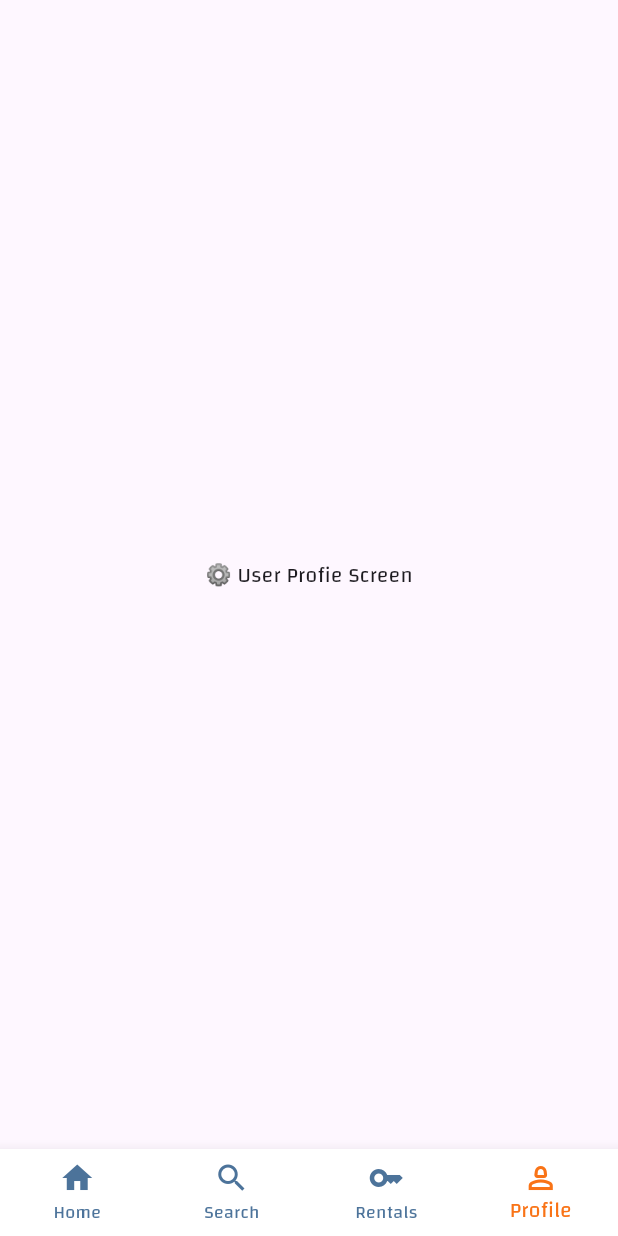
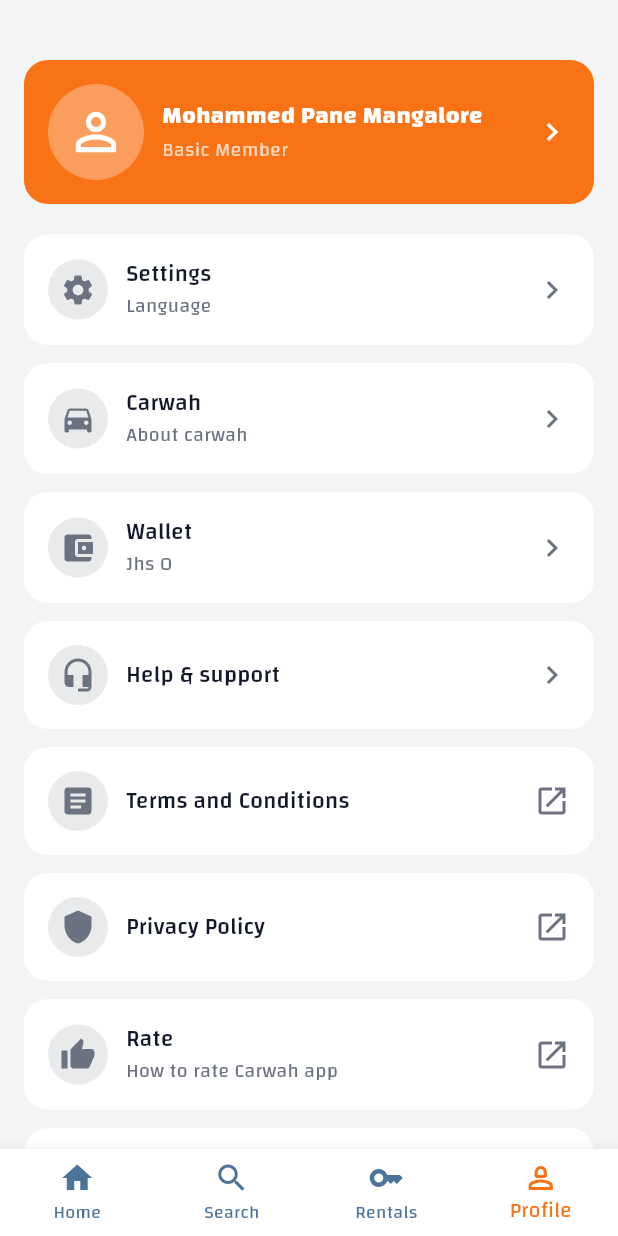
Before and after one commit to pmmohammedfarman/HaatCar-mobile-app, a Flutter app: the MainNavigation screen opened by its route, item 4 of the bottom bar chosen, on a phone screen of 412 x 824 dp. Run offline on Flutter 3.47's test engine with Material 3 defaults, Android fonts, the light colour scheme and no system bars; our stand-ins replace flutter_riverpod, go_router, otp_text_field, shared_preferences; accounts and stored records are empty; network calls fail.

Commit message:
Designed and implemented the full UI for the User Profile Screen

```diff
--- a/lib/presentation/home/home_page.dart
+++ b/lib/presentation/home/home_page.dart
@@ -1,5 +1,7 @@
 import 'package:flutter/material.dart';
 import '../car_search/car_search_screen.dart';
+import '../profile/user_profile_screem.dart';
+import '../rentals/rentals_screen.dart';
 
 class MainNavigation extends StatefulWidget {
   const MainNavigation({super.key});
@@ -47,22 +49,6 @@
         ],
       ),
     );
-  }
-}
-
-class RentalsScreen extends StatelessWidget {
-  const RentalsScreen({super.key});
-  @override
-  Widget build(BuildContext context) {
-    return const Center(child: Text('🚗 Rentals Screen'));
-  }
-}
-
-class UserProfileScreen extends StatelessWidget {
-  const UserProfileScreen({super.key});
-  @override
-  Widget build(BuildContext context) {
-    return const Center(child: Text('⚙️ User Profie Screen'));
   }
 }
 
--- /dev/null
+++ b/lib/presentation/profile/user_profile_screem.dart
@@ -0,0 +1,239 @@
+import 'package:flutter/material.dart';
+
+
+class UserProfileScreen extends StatelessWidget {
+  const UserProfileScreen({super.key});
+  @override
+  Widget build(BuildContext context) {
+    final theme = Theme.of(context);
+    final bool isDark = theme.brightness == Brightness.dark;
+
+    // Colors to match the HTML theme
+    const primaryColor = Color(0xFFF97316);
+    final cardColor = isDark ? const Color(0xFF374151) : Colors.white;
+    final bgColor = isDark ? const Color(0xFF1F2937) : const Color(0xFFF3F4F6);
+    final textColor = isDark ? const Color(0xFFF9FAFB) : const Color(0xFF111827);
+    final subtextColor = isDark ? const Color(0xFFD1D5DB) : const Color(0xFF6B7280);
+
+    return Scaffold(
+      backgroundColor: bgColor,
+      body: SingleChildScrollView(
+        padding: const EdgeInsets.symmetric(horizontal: 16, vertical: 24),
+        child: Column(
+          crossAxisAlignment: CrossAxisAlignment.start,
+          children: [
+
+            const SizedBox(height: 16),
+
+            // Profile Card (Orange)
+            Container(
+              padding: const EdgeInsets.all(16),
+              decoration: BoxDecoration(
+                color: primaryColor,
+                borderRadius: BorderRadius.circular(16),
+              ),
+              child: Row(
+                mainAxisAlignment: MainAxisAlignment.spaceBetween,
+                children: [
+                  Row(
+                    children: [
+                      Container(
+                        padding: const EdgeInsets.all(12),
+                        decoration: BoxDecoration(
+                          color: Colors.white.withOpacity(0.3),
+                          shape: BoxShape.circle,
+                        ),
+                        child: const Icon(Icons.person_outline, color: Colors.white, size: 40),
+                      ),
+                      const SizedBox(width: 12),
+                      Column(
+                        crossAxisAlignment: CrossAxisAlignment.start,
+                        children: const [
+                          Text(
+                            "Mohammed Pane Mangalore",
+                            style: TextStyle(
+                              color: Colors.white,
+                              fontWeight: FontWeight.bold,
+                              fontSize: 16,
+                            ),
+                          ),
+                          SizedBox(height: 2),
+                          Text(
+                            "Basic Member",
+                            style: TextStyle(
+                              color: Colors.white70,
+                              fontSize: 13,
+                            ),
+                          ),
+                        ],
+                      ),
+                    ],
+                  ),
+                  const Icon(Icons.chevron_right, color: Colors.white),
+                ],
+              ),
+            ),
+            const SizedBox(height: 20),
+
+            // Settings list
+            _MoreItem(
+              icon: Icons.settings,
+              title: 'Settings',
+              subtitle: 'Language',
+              cardColor: cardColor,
+              textColor: textColor,
+              subtextColor: subtextColor,
+            ),
+            _MoreItem(
+              icon: Icons.directions_car,
+              title: 'Carwah',
+              subtitle: 'About carwah',
+              cardColor: cardColor,
+              textColor: textColor,
+              subtextColor: subtextColor,
+            ),
+            _MoreItem(
+              icon: Icons.account_balance_wallet,
+              title: 'Wallet',
+              subtitle: 'Jhs 0',
+              cardColor: cardColor,
+              textColor: textColor,
+              subtextColor: subtextColor,
+            ),
+            _MoreItem(
+              icon: Icons.headset_mic,
+              title: 'Help & support',
+              cardColor: cardColor,
+              textColor: textColor,
+              subtextColor: subtextColor,
+            ),
+            _MoreItem(
+              icon: Icons.article,
+              title: 'Terms and Conditions',
+              trailingIcon: Icons.open_in_new,
+              cardColor: cardColor,
+              textColor: textColor,
+              subtextColor: subtextColor,
+            ),
+            _MoreItem(
+              icon: Icons.shield,
+              title: 'Privacy Policy',
+              trailingIcon: Icons.open_in_new,
+              cardColor: cardColor,
+              textColor: textColor,
+              subtextColor: subtextColor,
+            ),
+            _MoreItem(
+              icon: Icons.thumb_up,
+              title: 'Rate',
+              subtitle: 'How to rate Carwah app',
+              trailingIcon: Icons.open_in_new,
+              cardColor: cardColor,
+              textColor: textColor,
+              subtextColor: subtextColor,
+            ),
+            _MoreItem(
+              icon: Icons.drive_eta,
+              title: 'Become an Ally',
+              subtitle: 'join now',
+              trailingIcon: Icons.open_in_new,
+              cardColor: cardColor,
+              textColor: textColor,
+              subtextColor: subtextColor,
+            ),
+
+            const SizedBox(height: 24),
+
+            // Version
+            Center(
+              child: Text(
+                "Version 3.4.1",
+                style: TextStyle(
+                  color: subtextColor,
+                  fontSize: 14,
+                ),
+              ),
+            ),
+          ],
+        ),
+      ),
+    );
+  }
+}
+
+class _MoreItem extends StatelessWidget {
+  final IconData icon;
+  final String title;
+  final String? subtitle;
+  final IconData? trailingIcon;
+  final Color cardColor;
+  final Color textColor;
+  final Color subtextColor;
+
+  const _MoreItem({
+    required this.icon,
+    required this.title,
+    this.subtitle,
+    this.trailingIcon,
+    required this.cardColor,
+    required this.textColor,
+    required this.subtextColor,
+  });
+
+  @override
+  Widget build(BuildContext context) {
+    return Container(
+      margin: const EdgeInsets.only(bottom: 12),
+      padding: const EdgeInsets.all(16),
+      decoration: BoxDecoration(
+        color: cardColor,
+        borderRadius: BorderRadius.circular(16),
+      ),
+      child: Row(
+        mainAxisAlignment: MainAxisAlignment.spaceBetween,
+        children: [
+          Row(
+            children: [
+              Container(
+                padding: const EdgeInsets.all(8),
+                decoration: BoxDecoration(
+                  color: subtextColor.withOpacity(0.15),
+                  shape: BoxShape.circle,
+                ),
+                child: Icon(icon, color: subtextColor),
+              ),
+              const SizedBox(width: 12),
+              Column(
+                crossAxisAlignment: CrossAxisAlignment.start,
+                children: [
+                  Text(
+                    title,
+                    style: TextStyle(
+                      color: textColor,
+                      fontWeight: FontWeight.w500,
+                      fontSize: 15,
+                    ),
+                  ),
+                  if (subtitle != null) ...[
+                    const SizedBox(height: 2),
+                    Text(
+                      subtitle!,
+                      style: TextStyle(
+                        color: subtextColor,
+                        fontSize: 13,
+                      ),
+                    ),
+                  ]
+                ],
+              ),
+            ],
+          ),
+          Icon(
+            trailingIcon ?? Icons.chevron_right,
+            color: subtextColor,
+          ),
+        ],
+      ),
+    );
+  }
+}
--- /dev/null
+++ b/lib/presentation/rentals/rentals_screen.dart
@@ -0,0 +1,9 @@
+import 'package:flutter/material.dart';
+
+class RentalsScreen extends StatelessWidget {
+  const RentalsScreen({super.key});
+  @override
+  Widget build(BuildContext context) {
+    return const Center(child: Text('🚗 Rentals Screen'));
+  }
+}
```
